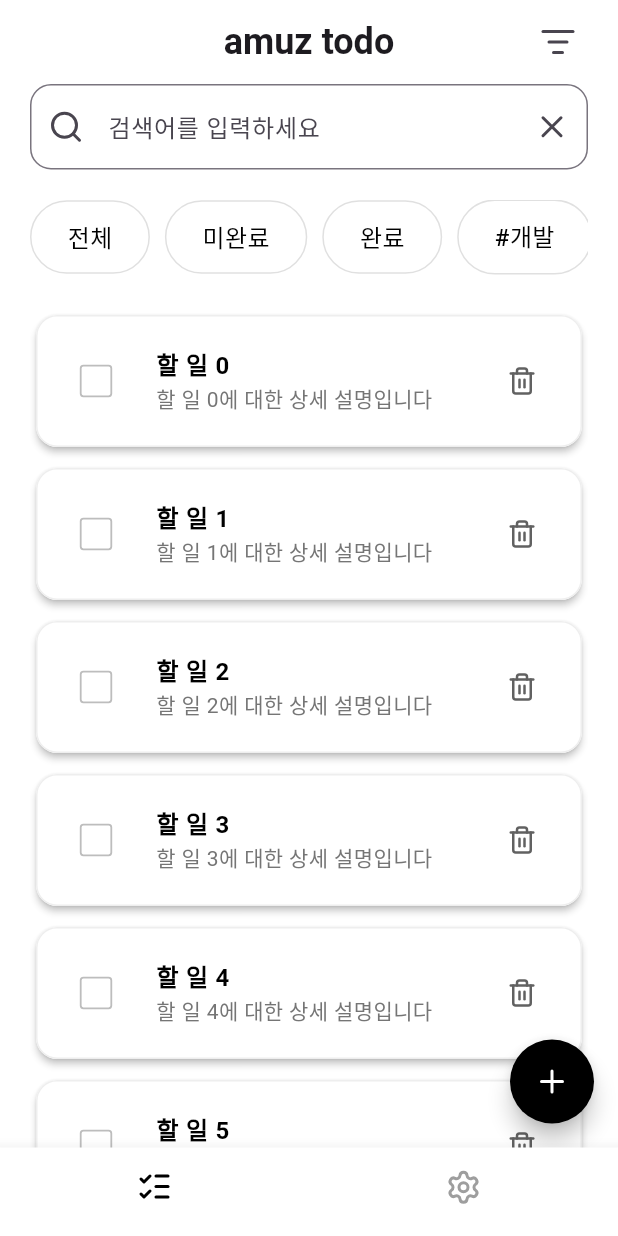
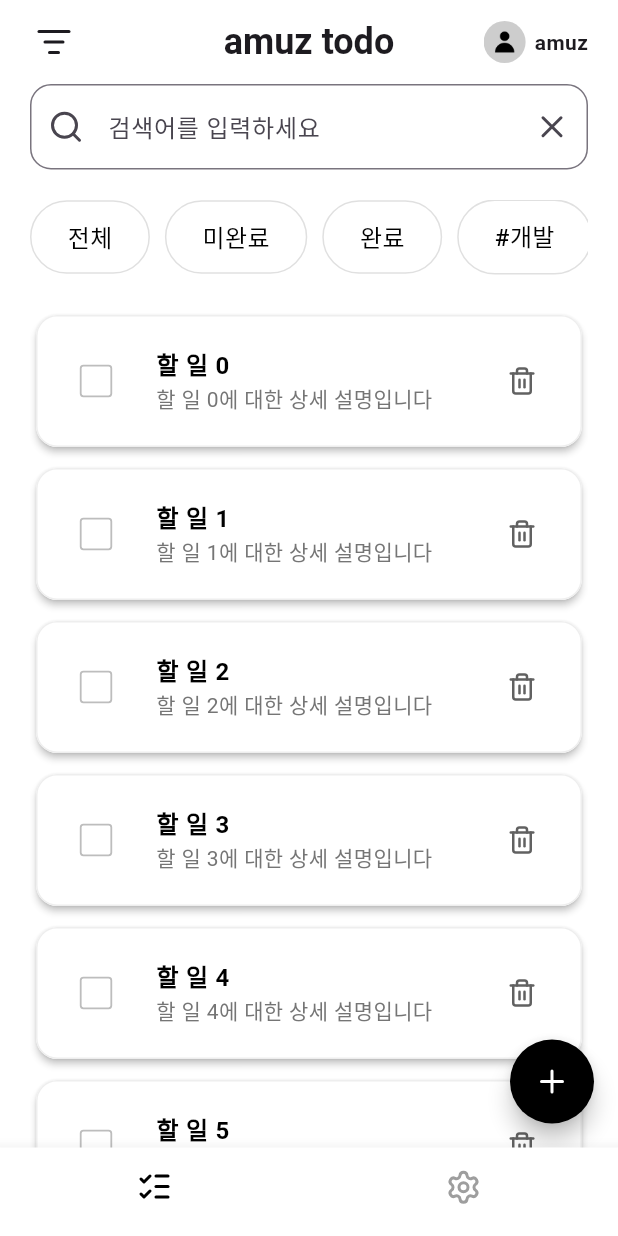
Before and after one commit to jhdodev/amuz_todo, a Flutter app: the screen it shows after launch, on a phone screen of 412 x 824 dp. Run offline on Flutter 3.47's test engine with Material 3 defaults, Android fonts, the phone set to English and light mode, and no system bars; our stand-ins replace flutter_riverpod, lucide_icons; Roboto replaces fonts that are missing (Pretendard).

Commit message:
feat: 앱 바에 사용자 정보 영역 추가 - leading에 목록 정렬 버튼 위치하도록 수정 - actions에 사용자 정보 영역 추가

```diff
--- a/lib/todo_list_view.dart
+++ b/lib/todo_list_view.dart
@@ -22,12 +22,28 @@ class TodoListView extends ConsumerWidget {
         scrolledUnderElevation: 0,
         backgroundColor: Colors.white,
         surfaceTintColor: Colors.white,
+        leading: Padding(
+          padding: const EdgeInsets.only(left: 16),
+          child: IconButton(
+            onPressed: () {},
+            icon: const Icon(LucideIcons.listFilter),
+          ),
+        ),
         actions: [
           Padding(
-            padding: const EdgeInsets.only(right: 16),
-            child: IconButton(
-              onPressed: () {},
-              icon: const Icon(LucideIcons.listFilter),
+            padding: const EdgeInsets.only(right: 20),
+            child: Row(
+              children: [
+                ClipOval(
+                  child: Image.asset(
+                    'assets/images/default_profile_black.png',
+                    width: 28,
+                    height: 28,
+                  ),
+                ),
+                const SizedBox(width: 6),
+                Text('amuz', style: TextStyle(fontWeight: FontWeight.bold)),
+              ],
             ),
           ),
         ],
```
